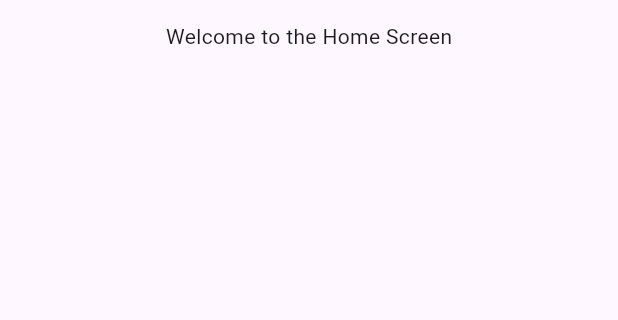
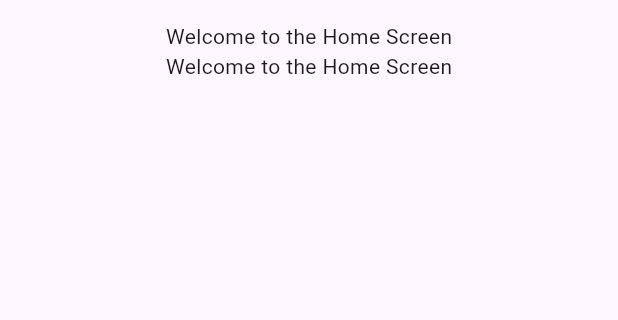
Before and after one commit to CodeFaiziCode/FingerPrint-Authentication-in-Flutter, a Flutter app: the screen it shows after launch, on a phone screen of 412 x 824 dp, the part 63-383 px from its top. Run offline on Flutter 3.47's test engine with Material 3 defaults, Android fonts, the phone set to English and light mode, and no system bars.

Commit message:
Home Screen Created

```diff
--- a/lib/homeScreen.dart
+++ b/lib/homeScreen.dart
@@ -20,7 +20,11 @@ class _HomeScreenState extends State<HomeScreen> {
             child: Text('Welcome to the Home Screen'),
           ),
           Column(
-            children: [Container()],
+            children: [
+              Container(
+                child: Text('Welcome to the Home Screen'),
+              )
+            ],
           )
         ],
       ),
```
